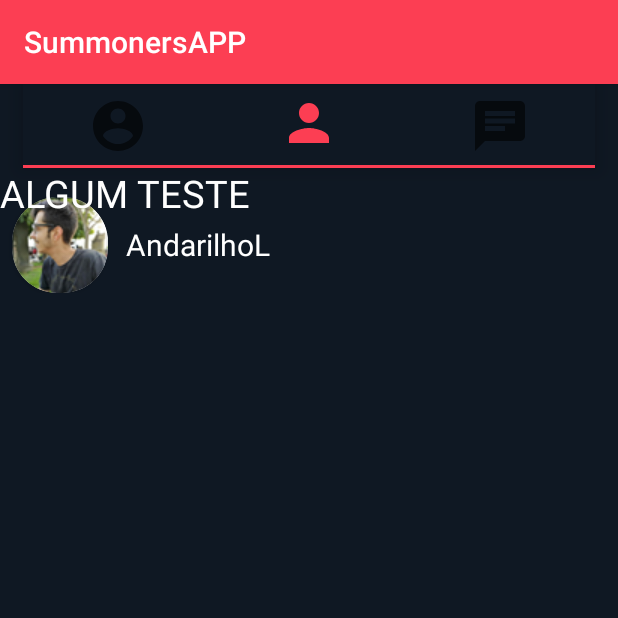
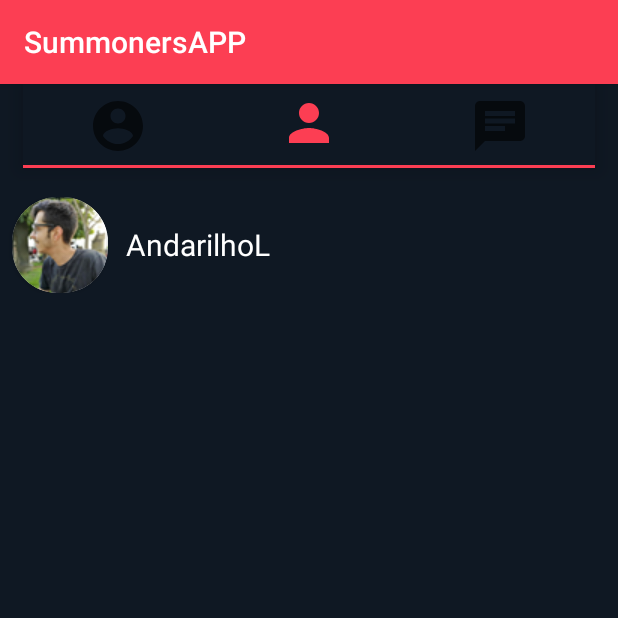
Before and after one commit to AndarilhoL/SummonersAPP, an Android app: the fragment PerfilFragment placed in its activity, on a phone screen of 412 x 824 dp, the top half of it. Run offline under Robolectric (Android 15) with nearby library versions, the phone set to English and light mode, and no system bars.

Commit message:
Fazendo alguns pequenos ajusteis

```diff
--- a/app/src/main/java/com/example/summonersapp/fragment/MenuFragment.java
+++ b/app/src/main/java/com/example/summonersapp/fragment/MenuFragment.java
@@ -64,7 +64,7 @@ public class MenuFragment extends Fragment {
         pessoa = new Pessoa(R.drawable.avatar_f, "ysmnmendess", R.drawable.mid, R.drawable.iron);
         this.listaPessoa.add(pessoa);
 
-        pessoa = new Pessoa(R.drawable.avatar_m, "MonkeyBlasterBR", R.drawable.top, R.drawable.diamond);
+        pessoa = new Pessoa(R.drawable.avatar_m, "MonkeyBR", R.drawable.jungler, R.drawable.diamond);
         this.listaPessoa.add(pessoa);
 
         pessoa = new Pessoa(R.drawable.avatar_m, "MatlosL", R.drawable.mid, R.drawable.grand_master);
--- a/app/src/main/res/layout/adapter_pessoa.xml
+++ b/app/src/main/res/layout/adapter_pessoa.xml
@@ -76,4 +76,5 @@
             android:layout_height="wrap_content">
         </ImageView>
     </LinearLayout>
+
 </LinearLayout>
--- a/app/src/main/res/layout/fragment_perfil.xml
+++ b/app/src/main/res/layout/fragment_perfil.xml
@@ -41,18 +41,4 @@
         </TextView>
     </LinearLayout>
 
-    <LinearLayout
-        android:layout_width="match_parent"
-        android:layout_height="wrap_content">
-
-        <TextView
-            android:layout_width="match_parent"
-            android:layout_height="wrap_content"
-            android:text="ALGUM TESTE"
-            android:textSize="25sp"
-            android:textColor="@color/corTextoBranco">
-
-        </TextView>
-    </LinearLayout>
-
 </RelativeLayout>
```
